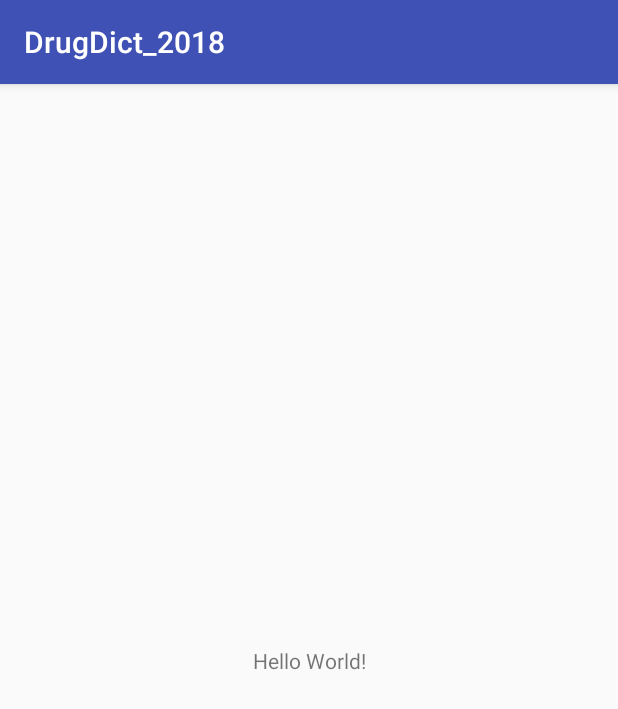
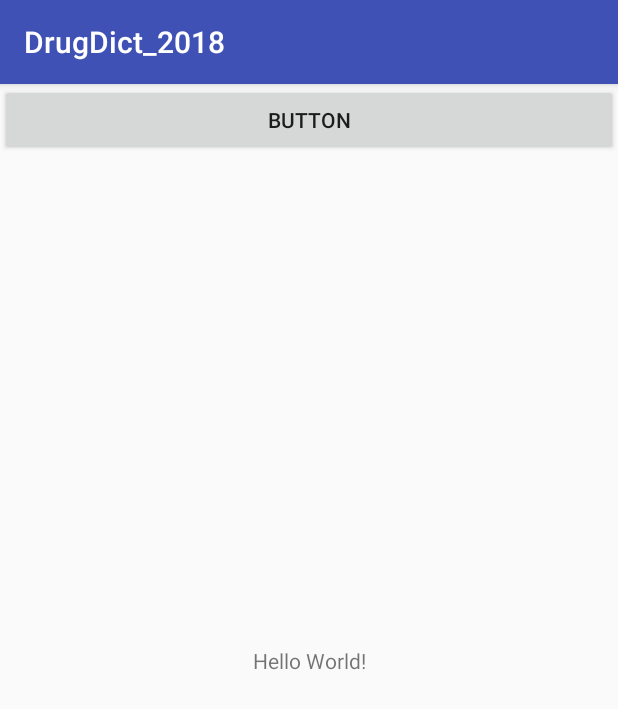
Before and after one commit to tjtmf1/DrugDict_2018, an Android app: the screen it shows after launch (MainActivity), on a phone screen of 412 x 824 dp. Shown: the top 709 px of the screen. Run offline under Robolectric (Android 15) with nearby library versions, the phone set to English and light mode, and no system bars.

Commit message:
create button

```diff
--- a/app/src/main/res/layout/activity_main.xml
+++ b/app/src/main/res/layout/activity_main.xml
@@ -15,4 +15,9 @@
         app:layout_constraintRight_toRightOf="parent"
         app:layout_constraintTop_toTopOf="parent" />
 
+    <Button
+        android:layout_width="match_parent"
+        android:layout_height="wrap_content"
+        android:text="button"/>
+
 </android.support.constraint.ConstraintLayout>
```
